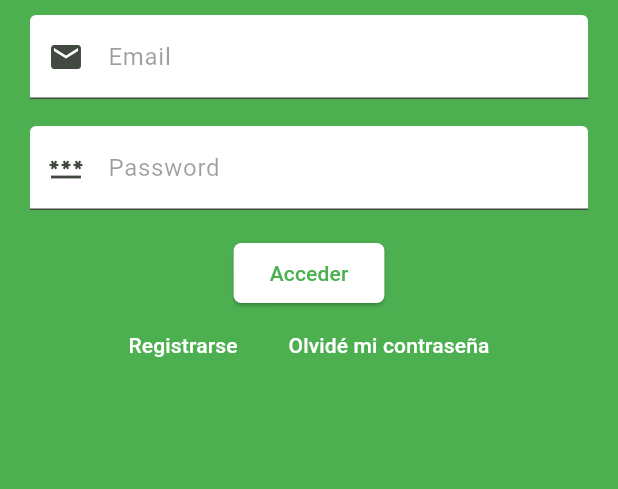
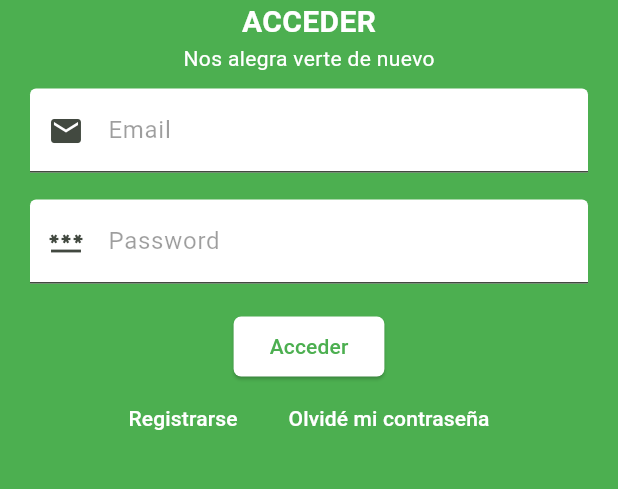
Before and after one commit to marcapaginas/petalert, a Flutter app: the screen it shows after launch, on a phone screen of 412 x 824 dp, the part 351-840 px from its top. Run offline on Flutter 3.47's test engine with Material 3 defaults, Android fonts, the phone set to English and light mode, and no system bars; our stand-ins replace awesome_notifications, connectivity_plus, flutter_animate, flutter_bloc, flutter_dotenv, flutter_map and 6 more; missing offline and left inert: flutter_map_animations, flutter_map_geojson, redis; accounts and stored records are empty.

```diff
--- a/lib/pages/login_page.dart
+++ b/lib/pages/login_page.dart
@@ -99,6 +99,18 @@ class _LoginPageState extends State<LoginPage> {
                       ),
                     ],
                   ),
+                  const Text(
+                    'ACCEDER',
+                    style: TextStyle(
+                      fontSize: 20,
+                      fontWeight: FontWeight.bold,
+                      color: Colors.white,
+                    ),
+                  ),
+                  const Text('Nos alegra verte de nuevo',
+                      style: TextStyle(
+                        color: Colors.white,
+                      )),
                   const SizedBox(height: 10),
                   TextFormField(
                     controller: _emailController,
```
Also changed, not shown: 1 other file.
